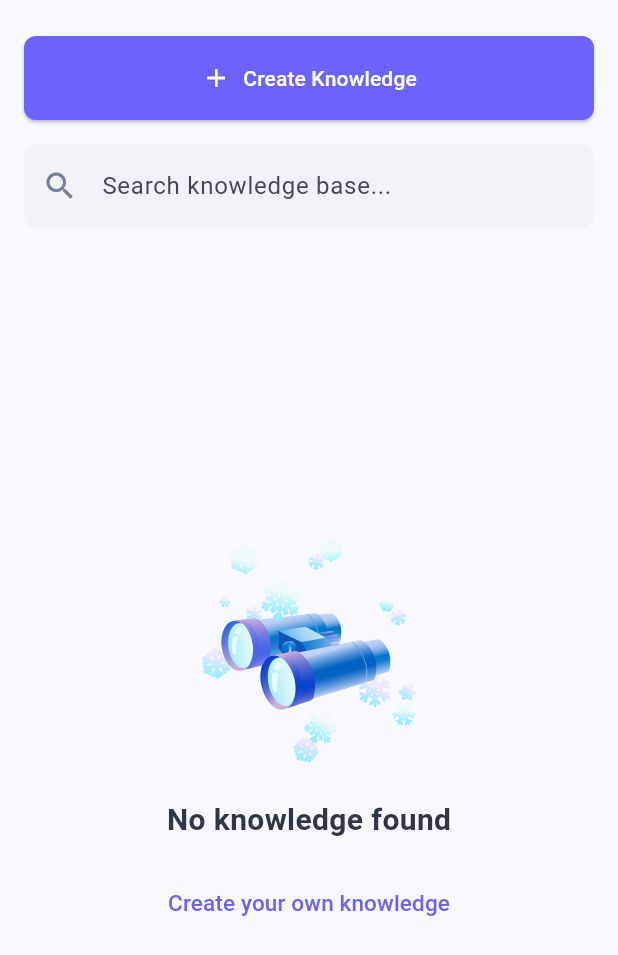
After one commit to ddhuu/AI-Chat-App, a Flutter app: the KnowledgeListScreen screen opened directly, on a phone screen of 412 x 824 dp. The commit adds this screen. Shown: the top 955 px of the screen. Run offline on Flutter 3.47's test engine with Material 3 defaults, Android fonts, the phone set to English and light mode, and no system bars; our stand-ins replace flutter_svg.

Commit message:
them trang knowledge

```diff
--- a/lib/core/constants/assets.dart
+++ b/lib/core/constants/assets.dart
@@ -0,0 +1,23 @@
+// lib/config/app_assets.dart
+class Assets {
+  // Đường dẫn chung
+  static const String _images = 'assets/images';
+  static const String _icons = 'assets/icons';
+
+  // Hình ảnh
+  static const String logo = '$_images/jarvis_logo.png';
+  static const String knowledgeEmpty = '$_images/knowledge_empty_state.svg';
+
+  // Icons cho Sidebar
+  static const String chat = '$_icons/chat.svg';
+  static const String bot = '$_icons/bot.svg';
+  static const String data = '$_icons/data.svg';
+  static const String group = '$_icons/group.svg';
+  static const String referral = '$_icons/referral.svg';
+  static const String subscription = '$_icons/subscription.svg';
+  static const String user = '$_icons/user.svg';
+  static const String settings = '$_icons/settings.svg';
+  static const String email = '$_icons/email.svg';
+  static const String help = '$_icons/help.svg';
+  static const String star = '$_icons/star.svg';
+}
--- a/lib/core/constants/colors.dart
+++ b/lib/core/constants/colors.dart
@@ -29,4 +29,13 @@ class AppColors {
   // Token counter
   static const Color tokenBackground = Color(0xFFFFF5F5);
   static const Color tokenText = Color(0xFFE53E3E);
+
+
+  // static const Color primary = Color(0xFF3B82F6); // Xanh dương cho nút
+  static const Color sidebarBackground = Color(0xFFF0F4F9); // Nền sidebar
+  static const Color contentBackground = Colors.white; // Nền nội dung
+  // static const Color textPrimary = Color(0xFF1F2937); // Đen đậm
+  // static const Color textSecondary = Color(0xFF6B7280); // Xám
+  static const Color textLink = primary; // Màu link
+  static const Color border = Color(0xFFE5E7EB); // Màu viền
 }
--- /dev/null
+++ b/lib/features/knowledge/knowledge_list_screen.dart
@@ -0,0 +1,127 @@
+// lib/screens/knowledge/knowledge_list_screen.dart
+import 'package:flutter/material.dart';
+import 'package:flutter_svg/flutter_svg.dart';
+// !! Nhớ đổi 'your_app'
+import '/core/constants/assets.dart';
+import '/core/constants/colors.dart';
+
+class KnowledgeListScreen extends StatelessWidget {
+  const KnowledgeListScreen({super.key});
+
+  @override
+  Widget build(BuildContext context) {
+    final isMobile = MediaQuery.of(context).size.width < 768;
+
+    final searchBar = TextField(
+      decoration: InputDecoration(
+        hintText: 'Search knowledge base...',
+        prefixIcon: Icon(Icons.search, color: AppColors.textSecondary),
+        filled: true,
+        fillColor: AppColors.sidebarBackground,
+        border: OutlineInputBorder(
+          borderRadius: BorderRadius.circular(8),
+          borderSide: BorderSide.none,
+        ),
+        focusedBorder: OutlineInputBorder(
+          borderRadius: BorderRadius.circular(8),
+          borderSide: const BorderSide(color: AppColors.primary),
+        ),
+      ),
+    );
+
+    final createButton = ElevatedButton.icon(
+      onPressed: () {
+        // TODO: Gọi context.go('/knowledge/create')
+      },
+      icon: const Icon(Icons.add, size: 20),
+      label: const Text('Create Knowledge'),
+      style: ElevatedButton.styleFrom(
+        backgroundColor: AppColors.primary,
+        foregroundColor: Colors.white,
+        padding: const EdgeInsets.symmetric(horizontal: 20, vertical: 16),
+        shape: RoundedRectangleBorder(
+          borderRadius: BorderRadius.circular(8),
+        ),
+        minimumSize: isMobile ? const Size(double.infinity, 56) : null,
+      ),
+    );
+
+    return Scaffold(
+      body: Container(
+        padding: EdgeInsets.symmetric(
+          horizontal: isMobile ? 16 : 48,
+          vertical: 24,
+        ),
+        child: Column(
+          crossAxisAlignment: CrossAxisAlignment.start,
+          children: [
+            if (!isMobile) ...[
+              Text(
+                'Knowledge Base',
+                style: TextStyle(
+                  fontSize: 28,
+                  fontWeight: FontWeight.bold,
+                  color: AppColors.textPrimary,
+                ),
+              ),
+              const SizedBox(height: 24),
+            ],
+            if (isMobile) ...[
+              createButton,
+              const SizedBox(height: 16),
+              searchBar,
+            ] else ...[
+              Row(
+                children: [
+                  Expanded(child: searchBar),
+                  const SizedBox(width: 16),
+                  createButton,
+                ],
+              ),
+            ],
+            const SizedBox(height: 32),
+
+            // Trạng thái rỗng (Đã "inline" theo yêu cầu của bạn)
+            Expanded(
+              child: Center(
+                child: Column(
+                  mainAxisAlignment: MainAxisAlignment.center,
+                  children: [
+                    SvgPicture.asset(
+                      Assets.knowledgeEmpty,
+                      height: 150,
+                      placeholderBuilder: (context) => Container(
+                        height: 150,
+                        width: 150,
+                        color: AppColors.border,
+                      ),
+                    ),
+                    const SizedBox(height: 24),
+                    const Text(
+                      'No knowledge found',
+                      style: TextStyle(
+                        fontSize: 20,
+                        fontWeight: FontWeight.bold,
+                        color: AppColors.textPrimary,
+                      ),
+                    ),
+                    const SizedBox(height: 16),
+                    TextButton(
+                      onPressed: () {
+                         // TODO: context.go('/knowledge/create')
+                      },
+                      child: const Text(
+                        'Create your own knowledge',
+                        style: TextStyle(color: AppColors.textLink, fontSize: 15),
+                      ),
+                    ),
+                  ],
+                ),
+              ),
+            ),
+          ],
+        ),
+      ),
+    );
+  }
+}
--- a/lib/shared/widgets/AppDrawer.dart
+++ b/lib/shared/widgets/AppDrawer.dart
@@ -1,3 +1,4 @@
+import 'package:ai_chat_assistant/features/knowledge/knowledge_list_screen.dart';
 import 'package:flutter/material.dart';
 import '../../core/constants/colors.dart';
 import '../../core/constants/strings.dart';
@@ -90,16 +91,22 @@ class AppDrawer extends StatelessWidget {
               Navigator.pop(context);
               Navigator.push(
                 context,
-                MaterialPageRoute(
-                  builder: (context) => const BotListPage(),
-                ),
+                MaterialPageRoute(builder: (context) => const BotListPage()),
               );
             },
           ),
           _DrawerMenuItem(
             icon: Icons.library_books_outlined,
             title: AppStrings.knowledge,
-            onTap: () {},
+            onTap: () {
+              Navigator.pop(context);
+              Navigator.push(
+                context,
+                MaterialPageRoute(
+                  builder: (context) => const KnowledgeListScreen(),
+                ),
+              );
+            },
           ),
           _DrawerMenuItem(
             icon: Icons.explore_outlined,
@@ -116,9 +123,7 @@ class AppDrawer extends StatelessWidget {
               Navigator.pop(context);
               Navigator.push(
                 context,
-                MaterialPageRoute(
-                  builder: (context) => const AuthPage(),
-                ),
+                MaterialPageRoute(builder: (context) => const AuthPage()),
               );
             },
           ),
```
Also changed, not shown: pubspec.yaml (+5 -3 lines), assets/icons/bot.svg (added), assets/icons/chat.svg (added), assets/icons/data.svg (added), assets/icons/email.svg (added), assets/icons/group.svg (added), assets/icons/help.svg (added), assets/icons/referral.svg (added), assets/icons/settings.svg (added), assets/icons/star.svg (added), assets/icons/subscription.svg (added), assets/icons/user.svg (added), assets/images/jarvis_logo.png (added), assets/images/knowledge_empty_state.svg (added), 1 more files.
